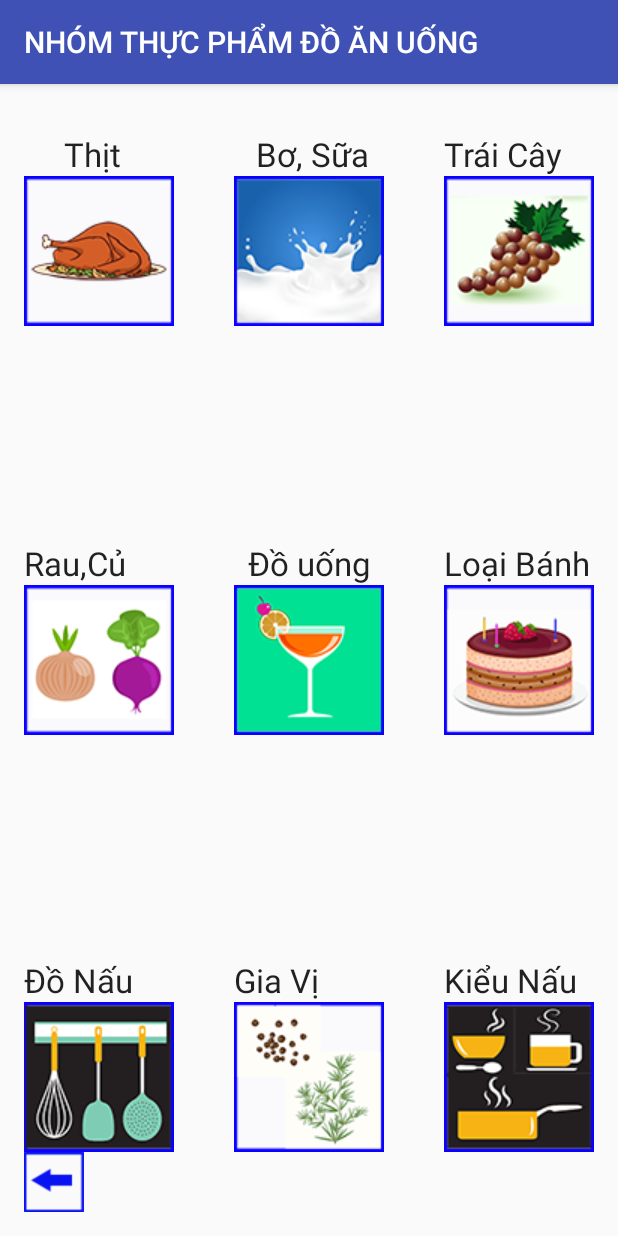
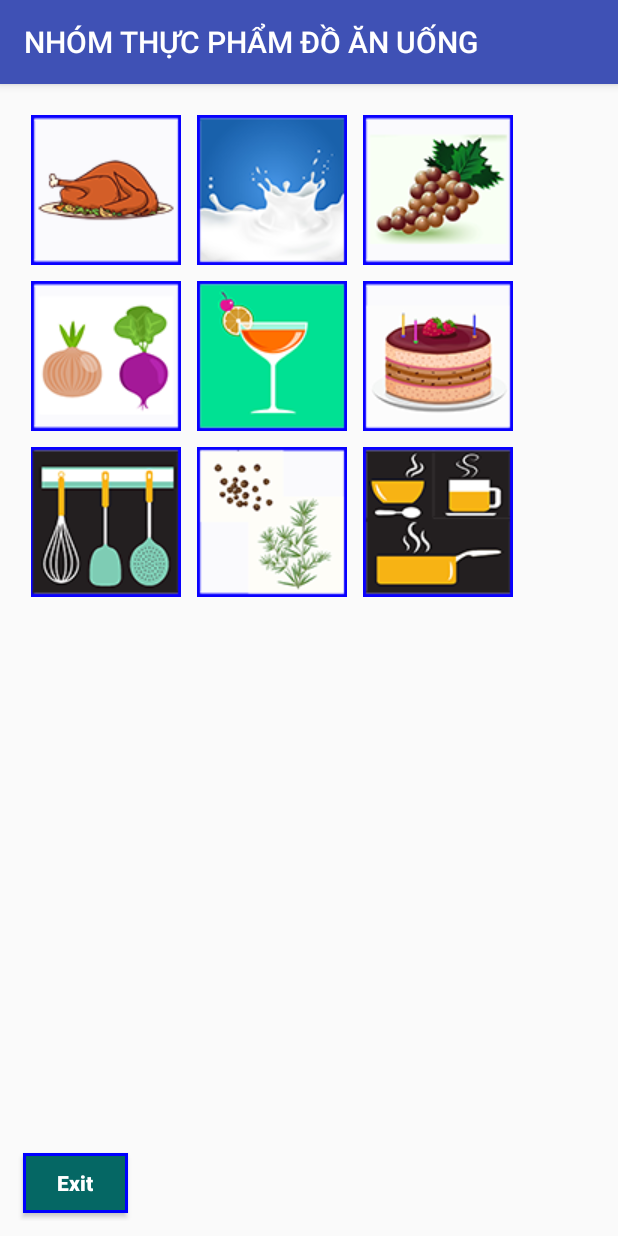
Before and after one commit to damme88/passionMobileApp, an Android app: the AllFoodsActivity screen opened directly, with no data from a screen before it, on a phone screen of 412 x 824 dp. Run offline under Robolectric (Android 15) with nearby library versions, the light colour scheme and no system bars; our stand-ins replace AdMob.

Commit message:
Review and improve GUI for app

```diff
--- a/BasicEnglishForYou/app/src/main/java/com/passionpham_eng88/basicenglishforyou/AboutActivity.java
+++ b/BasicEnglishForYou/app/src/main/java/com/passionpham_eng88/basicenglishforyou/AboutActivity.java
@@ -35,7 +35,7 @@ public class AboutActivity extends AppCompatActivity {
 
         if (type == 0)
         {
-            edtInfoText.setText("English Notebook là một ứng dụng " +
+            edtInfoText.setText("Sổ tay tiếng anh là một ứng dụng " +
                     "giúp bạn tra cứu nhanh những nhóm từ vựng " +
                     "trong các chủ đề thông dụng hàng ngày như: \n" +
                     "+ Nhóm từ về đồ vật trong nhà. \n" +
--- a/BasicEnglishForYou/app/src/main/java/com/passionpham_eng88/basicenglishforyou/MainActivity.java
+++ b/BasicEnglishForYou/app/src/main/java/com/passionpham_eng88/basicenglishforyou/MainActivity.java
@@ -18,7 +18,6 @@ public class MainActivity extends AppCompatActivity {
 
     Button btn_begin;
     Button btn_exit;
-
     Button btn_info;
     RelativeLayout main_screen;
     protected void MessageMap()
@@ -48,7 +47,7 @@ public class MainActivity extends AppCompatActivity {
 //            }
 //        });
 
-        getSupportActionBar().setTitle("English Notebook For You");
+        getSupportActionBar().setTitle("Sổ Tay Tiếng Anh");
         // Call message map
         MessageMap();
 
--- /dev/null
+++ b/BasicEnglishForYou/app/src/main/res/drawable/custombutton.xml
@@ -0,0 +1,5 @@
+<?xml version="1.0" encoding="UTF-8"?>
+<shape xmlns:android="http://schemas.android.com/apk/res/android">
+    <stroke android:color="#0000ff" android:width="2dp"/>
+    <solid android:color="#056764" />
+</shape>
--- a/BasicEnglishForYou/app/src/main/res/layout/activity_all_foods.xml
+++ b/BasicEnglishForYou/app/src/main/res/layout/activity_all_foods.xml
@@ -1,197 +1,149 @@
 <?xml version="1.0" encoding="utf-8"?>
 <RelativeLayout xmlns:android="http://schemas.android.com/apk/res/android"
     xmlns:tools="http://schemas.android.com/tools"
-    android:layout_width="match_parent"
-    android:layout_height="match_parent"
-    android:paddingBottom="@dimen/activity_vertical_margin"
-    android:paddingLeft="@dimen/activity_horizontal_margin"
-    android:paddingRight="@dimen/activity_horizontal_margin"
-    android:paddingTop="@dimen/activity_vertical_margin"
-    android:background="#0fffffff"
+    android:layout_width="wrap_content"
+    android:layout_height="fill_parent"
+    android:layout_margin="10dp"
+    xmlns:ads="http://schemas.android.com/apk/res-auto"
     tools:context="com.passionpham_eng88.basicenglishforyou.AllFoodsActivity">
-
+    <GridLayout
+        android:layout_row="0"
+        android:layout_column="0"
+        android:layout_width="fill_parent"
+        android:layout_height="wrap_content"
+        android:layout_margin="5dp"
+        android:columnCount="3"
+        android:rowCount="3"
+        android:id="@+id/grid_word">
         <ImageView
-        android:layout_width="100dp"
-        android:layout_height="100dp"
+            android:layout_width="wrap_content"
+            android:layout_height="wrap_content"
             android:id="@+id/imgFood"
             android:src="@drawable/afmeat"
+            android:layout_column="0"
+            android:layout_row="0"
             android:layout_alignParentTop="true"
             android:layout_alignParentLeft="true"
             android:layout_alignParentStart="true"
-        android:layout_marginTop="45dp" />
+            android:layout_margin="5dp"/>
 
         <ImageView
-        android:layout_width="100dp"
-        android:layout_height="100dp"
+            android:layout_width="wrap_content"
+            android:layout_height="wrap_content"
             android:id="@+id/imgMilk"
             android:src="@drawable/afmilk"
+            android:layout_column="1"
+            android:layout_row="0"
             android:layout_alignTop="@+id/imgFood"
-        android:layout_centerHorizontal="true" />
+            android:layout_margin="5dp"/>
 
         <ImageView
-        android:layout_width="100dp"
-        android:layout_height="100dp"
+            android:layout_width="wrap_content"
+            android:layout_height="wrap_content"
             android:id="@+id/imgFruits"
             android:src="@drawable/affruits"
             android:layout_alignTop="@+id/imgMilk"
+            android:layout_column="2"
+            android:layout_row="0"
             android:layout_alignParentRight="true"
-        android:layout_alignParentEnd="true" />
-
-    <Button
-        android:layout_width="40dp"
-        android:layout_height="40dp"
-        android:id="@+id/allFoodBack"
-        android:background="@drawable/exit"
-        android:layout_alignParentBottom="true"
-        android:layout_alignParentLeft="true"
-        android:layout_alignParentStart="true" />
+            android:layout_alignParentEnd="true"
+            android:layout_margin="5dp"/>
 
         <ImageView
-        android:layout_width="100dp"
-        android:layout_height="100dp"
+            android:layout_width="wrap_content"
+            android:layout_height="wrap_content"
             android:id="@+id/imgVegetable"
             android:src="@drawable/afvegetable"
+            android:layout_column="0"
+            android:layout_row="1"
+            android:layout_margin="5dp"
             android:layout_centerVertical="true"
             android:layout_alignParentLeft="true"
             android:layout_alignParentStart="true" />
 
         <ImageView
-        android:layout_width="100dp"
-        android:layout_height="100dp"
+            android:layout_width="wrap_content"
+            android:layout_height="wrap_content"
             android:id="@+id/imgDrinking"
             android:src="@drawable/afdrinking"
+            android:layout_column="1"
+            android:layout_row="1"
+            android:layout_margin="5dp"
             android:layout_alignBottom="@+id/imgVegetable"
             android:layout_alignLeft="@+id/imgMilk"
             android:layout_alignStart="@+id/imgMilk" />
 
         <ImageView
-        android:layout_width="100dp"
-        android:layout_height="100dp"
+            android:layout_width="wrap_content"
+            android:layout_height="wrap_content"
             android:id="@+id/imgCake"
             android:src="@drawable/afcake"
+            android:layout_column="2"
+            android:layout_row="1"
+            android:layout_margin="5dp"
             android:layout_alignBottom="@+id/imgDrinking"
             android:layout_alignLeft="@+id/imgFruits"
             android:layout_alignStart="@+id/imgFruits" />
 
         <ImageView
-        android:layout_width="100dp"
-        android:layout_height="100dp"
+            android:layout_width="wrap_content"
+            android:layout_height="wrap_content"
             android:id="@+id/imgToolCooking"
             android:src="@drawable/aftoolcooking"
+            android:layout_column="0"
+            android:layout_row="2"
+            android:layout_margin="5dp"
             android:layout_above="@+id/allFoodBack"
             android:layout_alignParentLeft="true"
             android:layout_alignParentStart="true" />
 
         <ImageView
-        android:layout_width="100dp"
-        android:layout_height="100dp"
+            android:layout_width="wrap_content"
+            android:layout_height="wrap_content"
             android:id="@+id/imgSpices"
             android:src="@drawable/afspices"
+            android:layout_column="1"
+            android:layout_row="2"
+            android:layout_margin="5dp"
             android:layout_alignTop="@+id/imgToolCooking"
             android:layout_alignLeft="@+id/imgDrinking"
             android:layout_alignStart="@+id/imgDrinking" />
 
         <ImageView
-        android:layout_width="100dp"
-        android:layout_height="100dp"
+            android:layout_width="wrap_content"
+            android:layout_height="wrap_content"
             android:id="@+id/imgCookType"
             android:src="@drawable/afcooktype"
+            android:layout_column="2"
+            android:layout_row="2"
+            android:layout_margin="5dp"
             android:layout_alignBottom="@+id/imgSpices"
             android:layout_alignLeft="@+id/imgCake"
             android:layout_alignStart="@+id/imgCake" />
-
-    <TextView
-        android:layout_width="wrap_content"
+    </GridLayout>
+    <com.google.android.gms.ads.AdView
+        android:id="@+id/adViewWg"
+        android:layout_width="fill_parent"
         android:layout_height="wrap_content"
-        android:textAppearance="?android:attr/textAppearanceLarge"
-        android:text="     Thịt"
-        android:id="@+id/textView"
-        android:layout_above="@+id/imgMilk"
+        ads:adSize="BANNER"
+        ads:adUnitId="@string/banner_ad_unit_id"
+        android:layout_above="@+id/allFoodBack"
         android:layout_alignParentLeft="true"
         android:layout_alignParentStart="true"
-        android:layout_alignRight="@+id/imgFood"
-        android:layout_alignEnd="@+id/imgFood" />
-
-    <TextView
-        android:layout_width="wrap_content"
-        android:layout_height="wrap_content"
-        android:textAppearance="?android:attr/textAppearanceLarge"
-        android:text=" Bơ, Sữa"
-        android:id="@+id/textView2"
-        android:layout_above="@+id/imgMilk"
-        android:layout_centerHorizontal="true" />
-
-    <TextView
-        android:layout_width="wrap_content"
-        android:layout_height="wrap_content"
-        android:textAppearance="?android:attr/textAppearanceLarge"
-        android:text="Trái Cây"
-        android:id="@+id/textView3"
-        android:layout_above="@+id/imgFruits"
-        android:layout_alignLeft="@+id/imgFruits"
-        android:layout_alignStart="@+id/imgFruits" />
-
-    <TextView
-        android:layout_width="wrap_content"
-        android:layout_height="wrap_content"
-        android:textAppearance="?android:attr/textAppearanceLarge"
-        android:text="Rau,Củ"
-        android:id="@+id/ủ"
-        android:layout_above="@+id/imgVegetable"
+        android:layout_margin="5dp">
+    </com.google.android.gms.ads.AdView>
+    <Button
+        android:layout_width="70dp"
+        android:layout_height="40dp"
+        android:id="@+id/allFoodBack"
+        android:background="@drawable/custombutton"
+        android:textAllCaps="false"
+        android:textStyle="bold"
+        android:textSize="14dp"
+        android:textColor="#ffffff"
+        android:text="Exit"
+        android:layout_margin="5dp"
+        android:layout_alignParentBottom="true"
         android:layout_alignParentLeft="true"
-        android:layout_alignParentStart="true" />
-
-    <TextView
-        android:layout_width="wrap_content"
-        android:layout_height="wrap_content"
-        android:textAppearance="?android:attr/textAppearanceLarge"
-        android:text="Loại Bánh"
-        android:id="@+id/textView4"
-        android:layout_above="@+id/imgCake"
-        android:layout_alignLeft="@+id/imgCake"
-        android:layout_alignStart="@+id/imgCake" />
-
-    <TextView
-        android:layout_width="wrap_content"
-        android:layout_height="wrap_content"
-        android:textAppearance="?android:attr/textAppearanceLarge"
-        android:text="Đồ uống"
-        android:id="@+id/textView5"
-        android:layout_alignTop="@+id/textView4"
-        android:layout_alignLeft="@+id/textView2"
-        android:layout_alignStart="@+id/textView2"
-        android:layout_alignRight="@+id/imgDrinking"
-        android:layout_alignEnd="@+id/imgDrinking" />
-
-    <TextView
-        android:layout_width="wrap_content"
-        android:layout_height="wrap_content"
-        android:textAppearance="?android:attr/textAppearanceLarge"
-        android:text="Đồ Nấu"
-        android:id="@+id/textView6"
-        android:layout_above="@+id/imgToolCooking"
-        android:layout_alignParentLeft="true"
-        android:layout_alignParentStart="true"
-        android:layout_alignRight="@+id/imgToolCooking"
-        android:layout_alignEnd="@+id/imgToolCooking" />
-
-    <TextView
-        android:layout_width="wrap_content"
-        android:layout_height="wrap_content"
-        android:textAppearance="?android:attr/textAppearanceLarge"
-        android:text="Gia Vị"
-        android:id="@+id/textView7"
-        android:layout_alignTop="@+id/textView6"
-        android:layout_alignLeft="@+id/imgSpices"
-        android:layout_alignStart="@+id/imgSpices" />
-
-    <TextView
-        android:layout_width="wrap_content"
-        android:layout_height="wrap_content"
-        android:textAppearance="?android:attr/textAppearanceLarge"
-        android:text="Kiểu Nấu"
-        android:id="@+id/textView8"
-        android:layout_alignTop="@+id/textView7"
-        android:layout_alignLeft="@+id/imgCookType"
-        android:layout_alignStart="@+id/imgCookType" />
+        android:layout_alignParentStart="true"/>
 </RelativeLayout>
```
Also changed, not shown: BasicEnglishForYou/app/src/main/res/layout/activity_about.xml (+7 -5 lines), BasicEnglishForYou/app/src/main/res/layout/activity_english_for_kid.xml (+22 -10 lines), BasicEnglishForYou/app/src/main/res/layout/activity_grammar.xml (+13 -6 lines), BasicEnglishForYou/app/src/main/res/layout/activity_iteam_list.xml (+29 -15 lines), BasicEnglishForYou/app/src/main/res/layout/activity_listening.xml (+23 -10 lines), BasicEnglishForYou/app/src/main/res/layout/activity_menu.xml (+15 -8 lines), BasicEnglishForYou/app/src/main/res/layout/activity_run_single_audio.xml (+32 -15 lines), BasicEnglishForYou/app/src/main/res/layout/activity_situation.xml (+10 -5 lines), BasicEnglishForYou/app/src/main/res/layout/activity_word_group.xml (+28 -12 lines), BasicEnglishForYou/app/src/main/res/layout/activity_words.xml (+14 -10 lines), BasicEnglishForYou/app/src/main/res/layout/content_main.xml (+25 -16 lines). Lines whose indentation alone changed are shown as unchanged.
